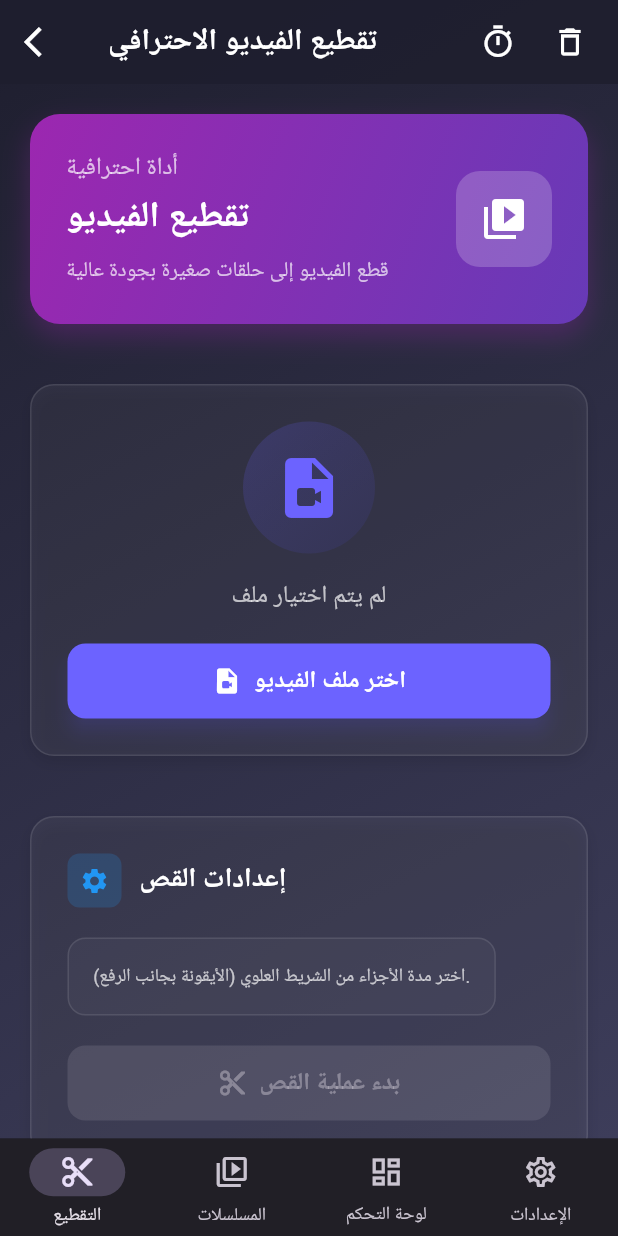
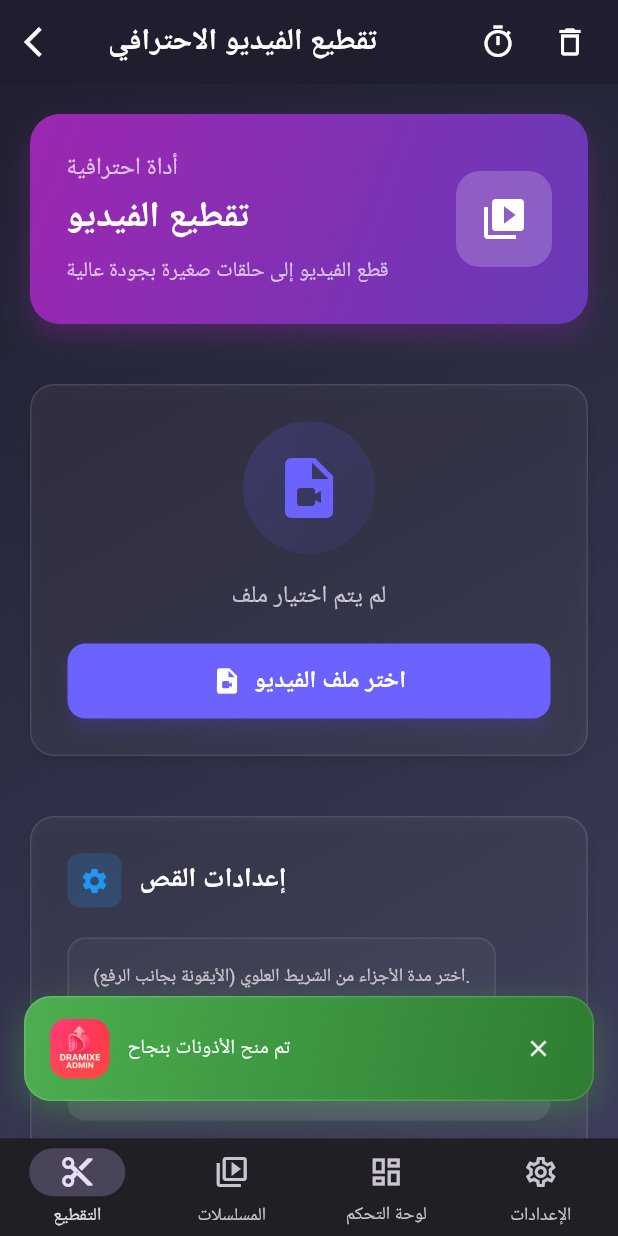
Before and after one commit to dramixshorte/video_cutter_app, a Flutter app: the screen it shows after launch, after a tap on "اختر ملف الفيديو", on a phone screen of 412 x 824 dp. Run offline on Flutter 3.47's test engine with Material 3 defaults, Android fonts, the phone set to English and light mode, and no system bars; our stand-ins replace chewie, dio, file_picker, flutter_image_compress, flutter_local_notifications, flutter_svg and 2 more; missing offline and left inert: ffmpeg_kit_min_gpl, workmanager; network calls fail; project files that could hold a hidden picture were left out.

Commit message:
Repaired and updated

```diff
--- a/lib/screens/VideoCutterScreen.dart
+++ b/lib/screens/VideoCutterScreen.dart
@@ -63,14 +63,80 @@ class _VideoCutterScreenState extends State<VideoCutterScreen> {
   }
 
   Future<void> _requestPermissions() async {
-    final statuses = await [
-      Permission.storage,
-      Permission.photos,
-      Permission.mediaLibrary,
-    ].request();
-    if (statuses.values.any((s) => s.isDenied || s.isPermanentlyDenied)) {
-      _showSnackBar('يرجى منح الأذونات المطلوبة', isError: true);
+    try {
+      // طلب الأذونات الأساسية أولاً
+      final Map<Permission, PermissionStatus> statuses = await [
+        Permission.storage,
+        Permission.manageExternalStorage,
+        Permission.photos,
+        Permission.videos,
+        Permission.mediaLibrary,
+      ].request();
+
+      // فحص إذا كان هناك أذونات مرفوضة
+      bool hasdenied = statuses.values.any(
+        (status) => status.isDenied || status.isPermanentlyDenied,
+      );
+
+      if (hasdenied) {
+        // محاولة ثانية للأذونات المهمة
+        if (await Permission.manageExternalStorage.isDenied) {
+          final status = await Permission.manageExternalStorage.request();
+          if (status.isPermanentlyDenied) {
+            _showPermissionDialog();
+            return;
+          }
+        }
+
+        // طلب أذونات إضافية لـ Android 13+
+        if (Platform.isAndroid) {
+          await [
+            Permission.videos,
+            Permission.audio,
+            Permission.photos,
+          ].request();
+        }
+      }
+
+      // فحص نهائي للأذونات المطلوبة
+      final storageStatus = await Permission.storage.status;
+      final manageStatus = await Permission.manageExternalStorage.status;
+
+      if (storageStatus.isDenied || manageStatus.isDenied) {
+        _showSnackBar('يرجى منح جميع الأذونات المطلوبة للتطبيق', isError: true);
+      } else {
+        _showSnackBar('تم منح الأذونات بنجاح', isError: false);
+      }
+    } catch (e) {
+      _showSnackBar('خطأ في طلب الأذونات: $e', isError: true);
     }
+  }
+
+  void _showPermissionDialog() {
+    showDialog(
+      context: context,
+      barrierDismissible: false,
+      builder: (context) => AlertDialog(
+        title: const Text('أذونات مطلوبة'),
+        content: const Text(
+          'هذا التطبيق يحتاج لأذونات التخزين للعمل بشكل صحيح.\n'
+          'يرجى منح الأذونات من الإعدادات.',
+        ),
+        actions: [
+          TextButton(
+            onPressed: () => Navigator.pop(context),
+            child: const Text('إلغاء'),
+          ),
+          ElevatedButton(
+            onPressed: () {
+              Navigator.pop(context);
+              openAppSettings();
+            },
+            child: const Text('فتح الإعدادات'),
+          ),
+        ],
+      ),
+    );
   }
 
   // ===================== رفع المسلسل (Dio) =====================
```
Also changed, not shown: lib/services/upload_manager.dart (+123 -7 lines), lib/services/video_processing.dart (+81 -12 lines), 4db33d53-024a-4da4-8b65-ea74bca4b0ea copy.jpg (added), 4db33d53-024a-4da4-8b65-ea74bca4b0ea.jpg (added), 754ed7f7-b9dc-4bc6-9c26-039af05bad28.jpg (added), b6a2a426-08b4-4d5a-9db4-e95fcbc291b9.jpg (added), c83469b0-37c5-4eb0-abfa-758b3b1131d9.jpg (added), 3 other files.
